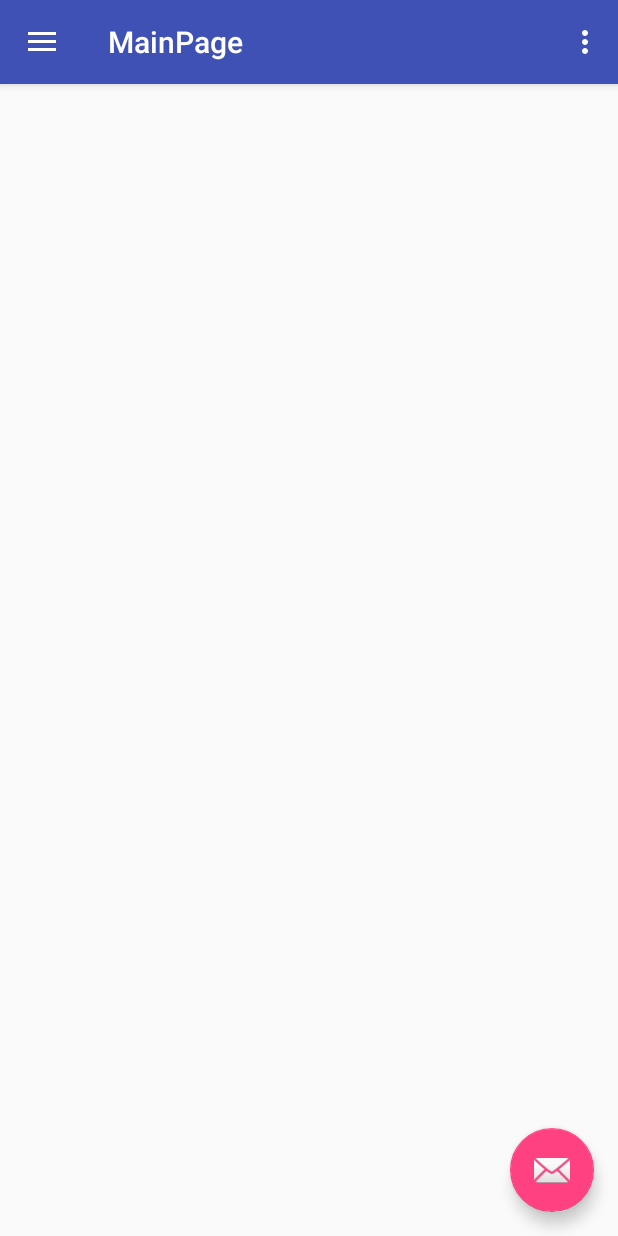
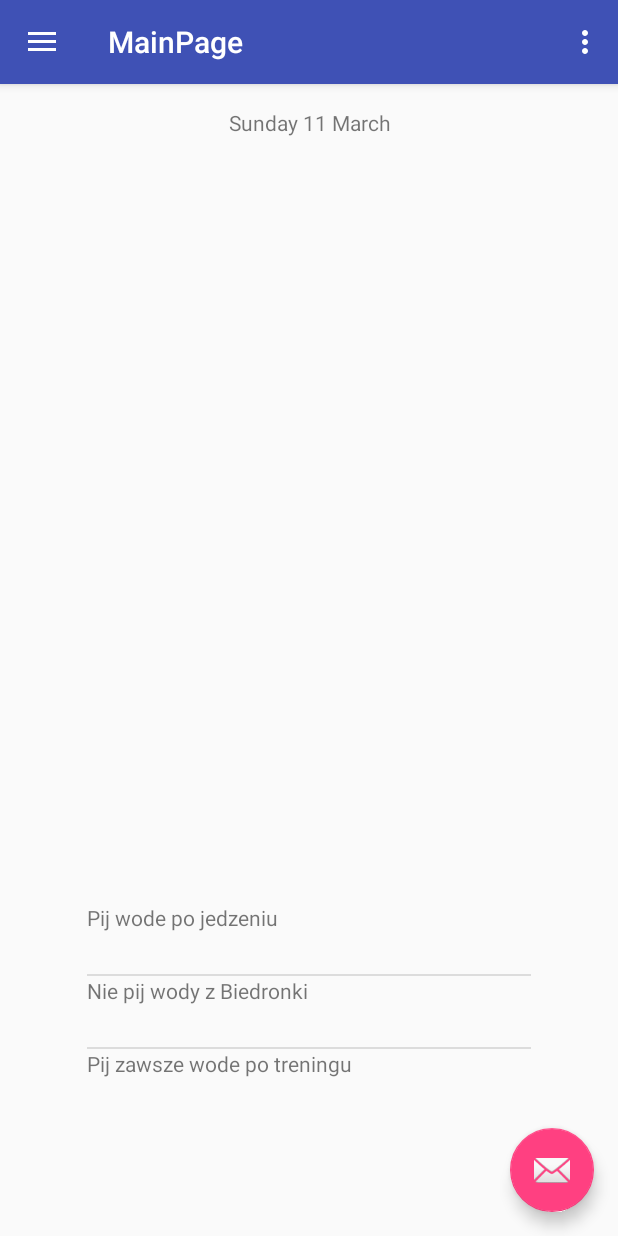
Before and after one commit to basiar/Woda, an Android app: the screen it shows after launch (MainPage), on a phone screen of 412 x 824 dp. Run offline under Robolectric (Android 15) with nearby library versions, the phone set to English and light mode, and no system bars.

Commit message:
listy main_page 1/2

```diff
--- a/app/src/main/java/com/example/dawid/woda/MainActivity.java
+++ b/app/src/main/java/com/example/dawid/woda/MainActivity.java
@@ -67,5 +67,4 @@ public class MainActivity extends AppCompatActivity {
             }
         });
     }
-
 }
--- a/app/src/main/java/com/example/dawid/woda/MainPage.java
+++ b/app/src/main/java/com/example/dawid/woda/MainPage.java
@@ -13,6 +13,15 @@ import android.support.v7.app.AppCompatActivity;
 import android.support.v7.widget.Toolbar;
 import android.view.Menu;
 import android.view.MenuItem;
+import android.widget.AdapterView;
+import android.widget.ArrayAdapter;
+import android.widget.ListView;
+import android.widget.ScrollView;
+import android.widget.TextView;
+
+import java.text.DateFormat;
+import java.text.SimpleDateFormat;
+import java.util.Date;
 
 public class MainPage extends AppCompatActivity
         implements NavigationView.OnNavigationItemSelectedListener {
@@ -43,6 +52,21 @@ public class MainPage extends AppCompatActivity
 
         NavigationView navigationView = (NavigationView) findViewById(R.id.nav_view);
         navigationView.setNavigationItemSelectedListener(this);
+
+       //ArrayAdapter<String> status_adapter = new ArrayAdapter<String>(this, R.layout.items2, R.id.status ,Tips.porady);
+       //ListView listView = (ListView) findViewById(R.id.dzienne_ListView);
+       //listView.setAdapter(status_adapter);
+
+        ArrayAdapter<String> porady_adapter = new ArrayAdapter<String>(this, R.layout.items, R.id.porada ,Tips.porady);
+        ListView listView2 = (ListView) findViewById(R.id.porady_ListView);
+        listView2.setAdapter(porady_adapter);
+
+
+        TextView data;
+        data = (TextView) findViewById(R.id.data);
+        DateFormat dateFormat = new SimpleDateFormat("EEEE dd MMMM");
+        Date date = new Date();
+        data.setText(dateFormat.format(date));
     }
 
     @Override
@@ -90,6 +114,7 @@ public class MainPage extends AppCompatActivity
         } else if (id == R.id.statystyki) {
             Intent intent = new Intent(MainPage.this,Main2Activity.class);
             startActivity(intent);
+
         } else if (id == R.id.kalendarz) {
 
         } else if (id == R.id.nav_share) {
--- /dev/null
+++ b/app/src/main/java/com/example/dawid/woda/Tips.java
@@ -0,0 +1,12 @@
+package com.example.dawid.woda;
+
+/**
+ * Created by Dawid on 11.03.2018.
+ */
+
+public class Tips {
+
+    public static String [] porady = {"Pij wode po jedzeniu" ,
+                                      "Nie pij wody z Biedronki",
+                                      "Pij zawsze wode po treningu"};
+}
--- a/app/src/main/res/layout/content_main_page.xml
+++ b/app/src/main/res/layout/content_main_page.xml
@@ -8,4 +8,45 @@
     tools:context="com.example.dawid.woda.MainPage"
     tools:showIn="@layout/app_bar_main_page">
 
+    <TextView
+        android:id="@+id/data"
+        android:layout_width="wrap_content"
+        android:layout_height="wrap_content"
+        android:layout_marginEnd="8dp"
+        android:layout_marginStart="8dp"
+        android:layout_marginTop="16dp"
+        android:text="Niedziela 11 Marca"
+        app:layout_constraintEnd_toEndOf="parent"
+        app:layout_constraintHorizontal_bias="0.502"
+        app:layout_constraintStart_toStartOf="parent"
+        app:layout_constraintTop_toTopOf="parent" />
+
+    <ListView
+        android:id="@+id/dzienne_ListView"
+        android:layout_width="296dp"
+        android:layout_height="138dp"
+        android:layout_marginBottom="4dp"
+        android:layout_marginEnd="8dp"
+        android:layout_marginStart="8dp"
+        android:layout_marginTop="8dp"
+        app:layout_constraintBottom_toBottomOf="parent"
+        app:layout_constraintEnd_toEndOf="parent"
+        app:layout_constraintStart_toStartOf="parent"
+        app:layout_constraintTop_toBottomOf="@+id/data"
+        app:layout_constraintVertical_bias="0.254" />
+
+    <ListView
+        android:id="@+id/porady_ListView"
+        android:layout_width="296dp"
+        android:layout_height="138dp"
+        android:layout_marginBottom="4dp"
+        android:layout_marginEnd="8dp"
+        android:layout_marginStart="8dp"
+        android:layout_marginTop="8dp"
+        app:layout_constraintBottom_toBottomOf="parent"
+        app:layout_constraintEnd_toEndOf="parent"
+        app:layout_constraintStart_toStartOf="parent"
+        app:layout_constraintTop_toBottomOf="@+id/data"
+        app:layout_constraintVertical_bias="0.863" />
+
 </android.support.constraint.ConstraintLayout>
--- /dev/null
+++ b/app/src/main/res/layout/items.xml
@@ -0,0 +1,13 @@
+<?xml version="1.0" encoding="utf-8"?>
+<LinearLayout xmlns:android="http://schemas.android.com/apk/res/android"
+    android:layout_width="match_parent"
+    android:layout_height="match_parent"
+    android:orientation="vertical">
+
+    <TextView
+        android:id="@+id/porada"
+        android:layout_width="match_parent"
+        android:layout_height="47dp"
+        android:text="TextView" />
+
+</LinearLayout>
```
Also changed, not shown: app/src/main/java/com/example/dawid/woda/Status.java (added, +10 -0 lines), app/src/main/res/layout/items2.xml (added, +39 -0 lines).
